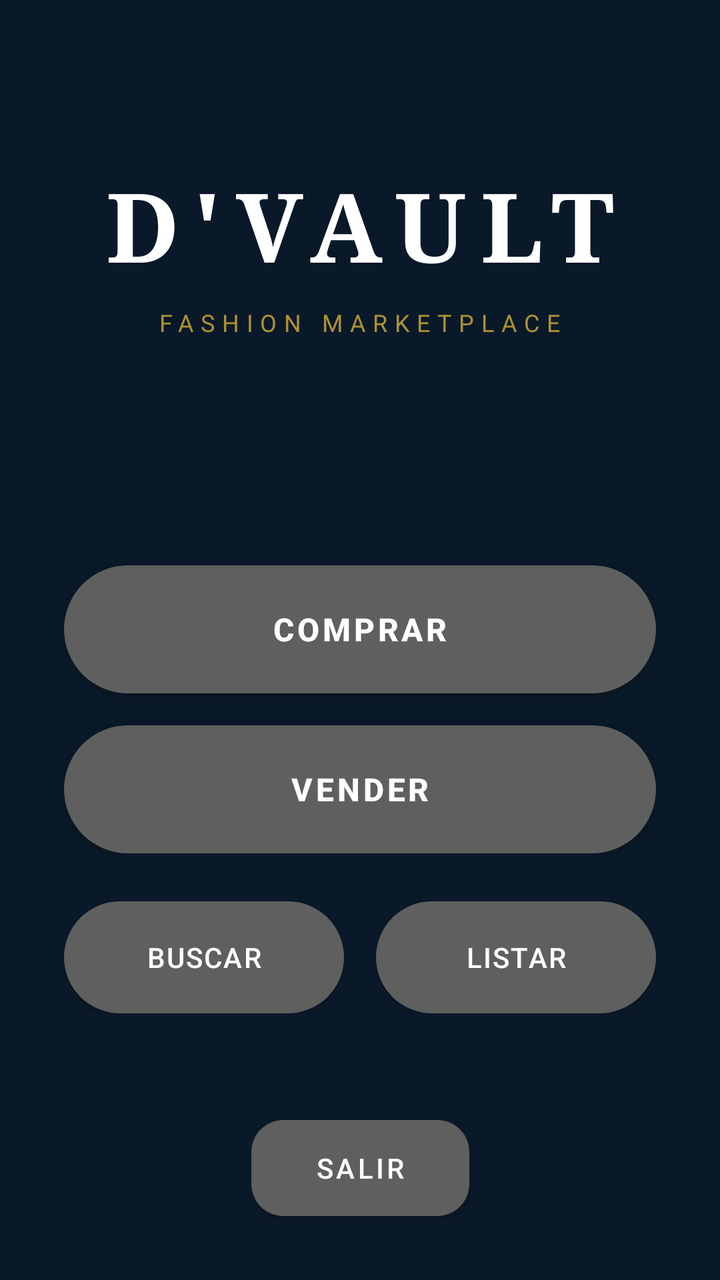
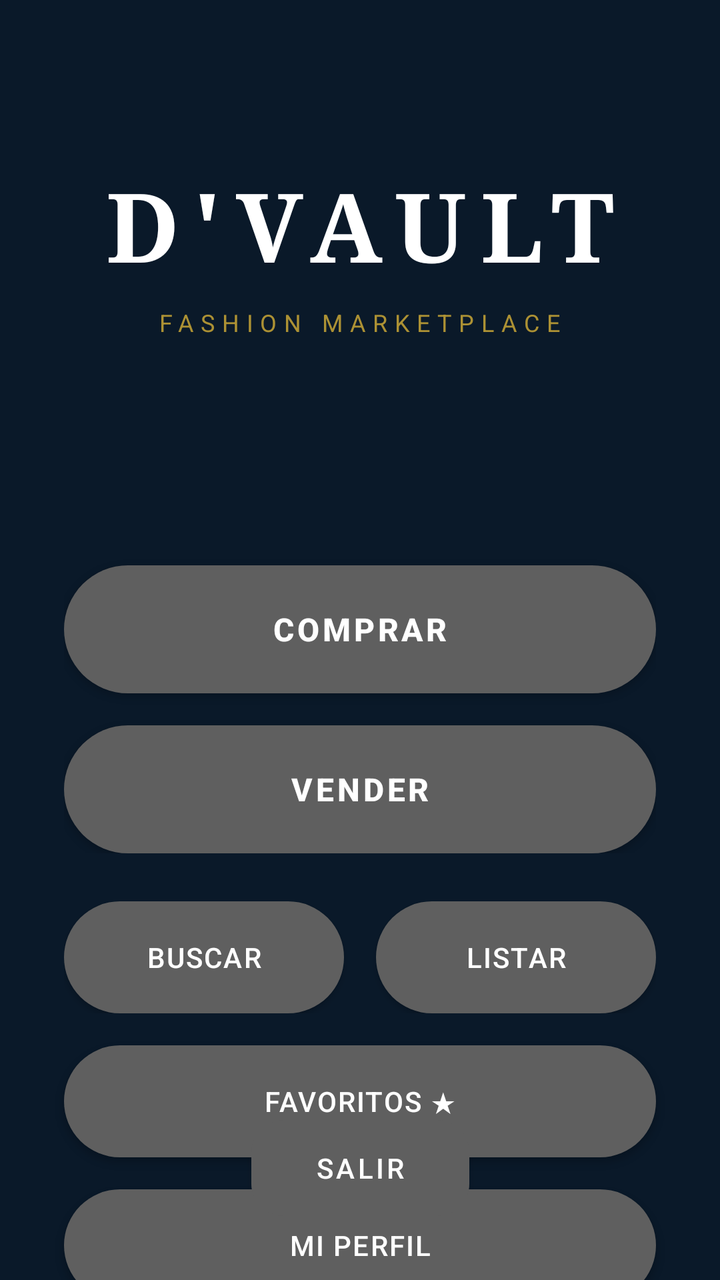

An Android layout rendered at two revisions. The XML below is the earlier revision; the diff shows what the commit changed to produce the second picture.
<!-- AndroidManifest.xml: application theme Theme.DVault -->
<!-- res/layout/activity_menu.xml -->
<?xml version="1.0" encoding="utf-8"?>
<androidx.constraintlayout.widget.ConstraintLayout
    xmlns:android="http://schemas.android.com/apk/res/android"
    xmlns:app="http://schemas.android.com/apk/res-auto"
    xmlns:tools="http://schemas.android.com/tools"
    android:layout_width="match_parent"
    android:layout_height="match_parent"
    android:background="#0A1929">

    <View
        android:id="@+id/topGradient"
        android:layout_width="0dp"
        android:layout_height="200dp"
        android:alpha="0.3"
        app:layout_constraintEnd_toEndOf="parent"
        app:layout_constraintStart_toStartOf="parent"
        app:layout_constraintTop_toTopOf="parent" />

    <TextView
        android:id="@+id/tvLogo"
        android:layout_width="wrap_content"
        android:layout_height="wrap_content"
        android:layout_marginTop="80dp"
        android:fontFamily="serif"
        android:letterSpacing="0.15"
        android:text="D'VAULT"
        android:textColor="#FFFFFF"
        android:textSize="48sp"
        android:textStyle="bold"
        app:layout_constraintEnd_toEndOf="parent"
        app:layout_constraintStart_toStartOf="parent"
        app:layout_constraintTop_toTopOf="parent" />

    <TextView
        android:id="@+id/tvSubtitle"
        android:layout_width="wrap_content"
        android:layout_height="wrap_content"
        android:layout_marginTop="8dp"
        android:alpha="0.8"
        android:letterSpacing="0.3"
        android:text="FASHION MARKETPLACE"
        android:textColor="#D4AF37"
        android:textSize="12sp"
        app:layout_constraintEnd_toEndOf="parent"
        app:layout_constraintStart_toStartOf="parent"
        app:layout_constraintTop_toBottomOf="@id/tvLogo" />

    <LinearLayout
        android:id="@+id/mainButtonsContainer"
        android:layout_width="0dp"
        android:layout_height="wrap_content"
        android:layout_marginStart="32dp"
        android:layout_marginEnd="32dp"
        android:orientation="vertical"
        app:layout_constraintBottom_toTopOf="@id/secondaryButtonsContainer"
        app:layout_constraintEnd_toEndOf="parent"
        app:layout_constraintStart_toStartOf="parent"
        app:layout_constraintTop_toBottomOf="@id/tvSubtitle"
        app:layout_constraintVertical_chainStyle="packed">

        <Button
            android:id="@+id/btnComprar"
            android:layout_width="match_parent"
            android:layout_height="64dp"
            android:layout_marginTop="60dp"
            android:drawablePadding="12dp"
            android:elevation="8dp"
            android:gravity="center"
            android:letterSpacing="0.1"
            android:paddingStart="24dp"
            android:paddingEnd="24dp"
            android:background="@drawable/btn_primary"
            android:text="COMPRAR"
            android:textColor="#FFFFFF"
            android:textSize="16sp"
            android:textStyle="bold" />

        <Button
            android:id="@+id/btnVender"
            android:layout_width="match_parent"
            android:layout_height="64dp"
            android:layout_marginTop="16dp"
            android:background="@drawable/btn_primary"
            android:letterSpacing="0.1"
            android:text="VENDER"
            android:textColor="#FFFFFF"
            android:textSize="16sp"
            android:textStyle="bold" />

    </LinearLayout>

    <LinearLayout
        android:id="@+id/secondaryButtonsContainer"
        android:layout_width="0dp"
        android:layout_height="wrap_content"
        android:layout_marginStart="32dp"
        android:layout_marginTop="24dp"
        android:layout_marginEnd="32dp"
        android:orientation="horizontal"
        app:layout_constraintBottom_toTopOf="@id/btnSalir"
        app:layout_constraintEnd_toEndOf="parent"
        app:layout_constraintStart_toStartOf="parent"
        app:layout_constraintTop_toBottomOf="@id/mainButtonsContainer">

        <Button
            style="@style/ButtonStyle"
            android:id="@+id/btnBuscar"
            android:layout_width="0dp"
            android:layout_height="56dp"
            android:layout_marginEnd="8dp"
            android:layout_weight="1"
            android:background="@drawable/btn_secondary"
            android:backgroundTint="@null"
            android:letterSpacing="0.05"
            android:text="BUSCAR"
            android:textColor="#FFFFFF"
            android:textSize="14sp"
            />

        <Button
            android:id="@+id/btnListar"
            android:layout_width="0dp"
            android:layout_height="56dp"
            android:layout_marginStart="8dp"
            android:layout_weight="1"
            android:background="@drawable/btn_secondary"
            android:letterSpacing="0.05"
            android:text="LISTAR"
            android:textColor="#FFFFFF"
            android:textSize="14sp" />

    </LinearLayout>

    <Button
        android:id="@+id/btnSalir"
        android:layout_width="wrap_content"
        android:layout_height="wrap_content"
        android:layout_marginBottom="32dp"
        android:letterSpacing="0.1"
        android:paddingStart="32dp"
        android:paddingEnd="32dp"
        android:text="SALIR"
        android:textColor="#FFFFFF"
        android:textSize="14sp"
        android:background="@drawable/btn_tercero"
        app:layout_constraintBottom_toBottomOf="parent"
        app:layout_constraintEnd_toEndOf="parent"
        app:layout_constraintStart_toStartOf="parent" />

    <View
        android:layout_width="0dp"
        android:layout_height="150dp"
        android:alpha="0.2"
        app:layout_constraintBottom_toBottomOf="parent"
        app:layout_constraintEnd_toEndOf="parent"
        app:layout_constraintStart_toStartOf="parent" />

</androidx.constraintlayout.widget.ConstraintLayout>
<!-- resources referenced by this layout -->
<resources>
  <!-- drawable btn_primary (drawable) -->
  <?xml version="1.0" encoding="utf-8"?>
  <shape xmlns:android="http://schemas.android.com/apk/res/android" android:shape="rectangle">
      <solid android:color="#8E8E93"/> 
      <corners android:radius="32dp"/>
  </shape>
  <!-- drawable btn_secondary (drawable) -->
  <?xml version="1.0" encoding="utf-8"?>
  <shape xmlns:android="http://schemas.android.com/apk/res/android" android:shape="rectangle">
      <solid android:color="#4F4F52"/> 
      <corners android:radius="32dp"/>
  </shape>
  <!-- drawable btn_tercero (drawable) -->
  <?xml version="1.0" encoding="utf-8"?>
  <shape xmlns:android="http://schemas.android.com/apk/res/android" android:shape="rectangle">
      <solid android:color="#4D0D0D"/> 
      <corners android:radius="16dp"/>
  </shape>
  <style name="ButtonStyle" parent="Widget.AppCompat.Button">
          <item name="android:backgroundTint">@null</item>
      </style>
  <style name="Theme.DVault" parent="Theme.MaterialComponents.DayNight.NoActionBar">
          <item name="android:windowBackground">#0A1929</item>
          <item name="colorPrimary">#5F5F5F</item> <item name="colorPrimaryVariant">#0F3246</item> <item name="colorOnPrimary">#FFFFFF</item>
          <item name="colorAccent">#D4AF37</item>
  
          <item name="android:statusBarColor">#0A1929</item>
      </style>
</resources>

<!-- the commit's change to res/layout/activity_menu.xml (unified diff, before → after) -->
@@ -132,6 +132,38 @@
     </LinearLayout>
 
     <Button
+        android:id="@+id/btnFavoritos"
+        android:layout_width="0dp"
+        android:layout_height="56dp"
+        android:layout_marginStart="32dp"
+        android:layout_marginEnd="32dp"
+        android:layout_marginTop="16dp"
+        android:background="@drawable/btn_secondary"
+        android:letterSpacing="0.05"
+        android:text="FAVORITOS ★"
+        android:textColor="#FFFFFF"
+        android:textSize="14sp"
+        app:layout_constraintTop_toBottomOf="@id/secondaryButtonsContainer"
+        app:layout_constraintStart_toStartOf="parent"
+        app:layout_constraintEnd_toEndOf="parent" />
+
+    <Button
+        android:id="@+id/btnPerfil"
+        android:layout_width="0dp"
+        android:layout_height="56dp"
+        android:layout_marginStart="32dp"
+        android:layout_marginEnd="32dp"
+        android:layout_marginTop="16dp"
+        android:background="@drawable/btn_secondary"
+        android:letterSpacing="0.05"
+        android:text="MI PERFIL"
+        android:textColor="#FFFFFF"
+        android:textSize="14sp"
+        app:layout_constraintTop_toBottomOf="@id/btnFavoritos"
+        app:layout_constraintStart_toStartOf="parent"
+        app:layout_constraintEnd_toEndOf="parent" />
+
+    <Button
         android:id="@+id/btnSalir"
         android:layout_width="wrap_content"
         android:layout_height="wrap_content"
